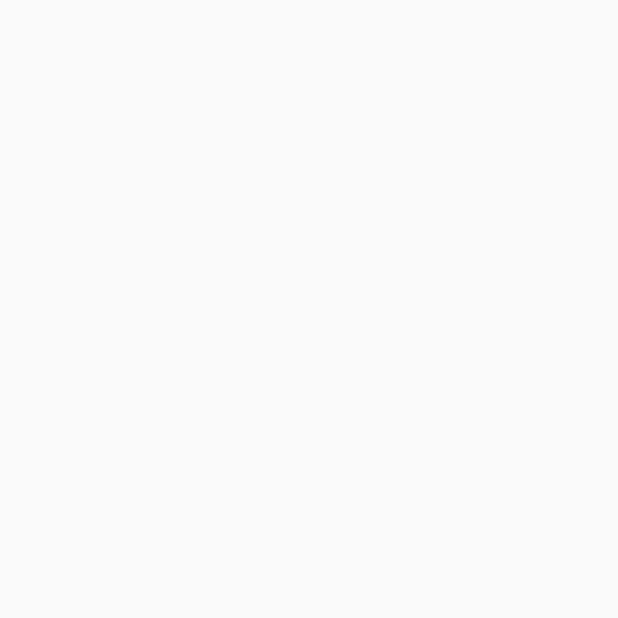
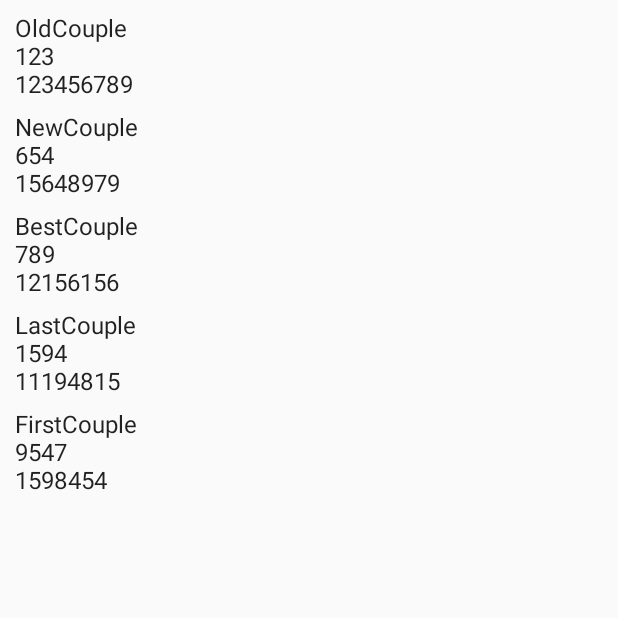
Before and after one commit to Muzafferus/weddinganniversary, an Android app built with Jetpack Compose: the screen it shows after launch (MainActivity), on a phone screen of 412 x 824 dp, the top half of it. Before the commit the part shown is empty. Run offline under Robolectric (Android 15) with nearby library versions, the phone set to English and light mode, and no system bars; our stand-ins replace Dagger/Hilt's generated code.

Commit message:
Home Screen data empty list and simple data show for array

```diff
--- a/app/src/main/java/com/muzafferus/weddinganniversary/data/repository/DataStoreOperationsImpl.kt
+++ b/app/src/main/java/com/muzafferus/weddinganniversary/data/repository/DataStoreOperationsImpl.kt
@@ -11,7 +11,13 @@ class DataStoreOperationsImpl(context: Context) : DataStoreOperations {
     override fun getCoupleDataState(): Flow<ArrayList<CoupleData>> {
         val flowValue: Flow<ArrayList<CoupleData>>
         return flow {
-            emit(arrayListOf(CoupleData("CoupleName", "CoupleId", "123456789")))
+            emit(arrayListOf(
+                CoupleData("OldCouple", "123", "123456789"),
+                CoupleData("NewCouple", "654", "15648979"),
+                CoupleData("BestCouple", "789", "12156156"),
+                CoupleData("LastCouple", "1594", "11194815"),
+                CoupleData("FirstCouple", "9547", "1598454"),
+            ))
         }
     }
 }
--- a/app/src/main/java/com/muzafferus/weddinganniversary/presentation/screens/home/HomeScreen.kt
+++ b/app/src/main/java/com/muzafferus/weddinganniversary/presentation/screens/home/HomeScreen.kt
@@ -1,7 +1,127 @@
 package com.muzafferus.weddinganniversary.presentation.screens.home
 
+import android.content.res.Configuration
+import androidx.compose.foundation.isSystemInDarkTheme
+import androidx.compose.foundation.layout.*
+import androidx.compose.foundation.lazy.LazyColumn
+import androidx.compose.foundation.lazy.items
+import androidx.compose.material.ContentAlpha
+import androidx.compose.material.Icon
+import androidx.compose.material.MaterialTheme
+import androidx.compose.material.Text
 import androidx.compose.runtime.Composable
+import androidx.compose.runtime.collectAsState
+import androidx.compose.runtime.getValue
+import androidx.compose.ui.Alignment
+import androidx.compose.ui.Modifier
+import androidx.compose.ui.draw.alpha
+import androidx.compose.ui.res.painterResource
+import androidx.compose.ui.res.stringResource
+import androidx.compose.ui.text.font.FontWeight
+import androidx.compose.ui.text.style.TextAlign
+import androidx.compose.ui.tooling.preview.Preview
+import androidx.hilt.navigation.compose.hiltViewModel
 import androidx.navigation.NavHostController
+import com.muzafferus.weddinganniversary.R
+import com.muzafferus.weddinganniversary.domain.model.CoupleData
+import com.muzafferus.weddinganniversary.ui.theme.DarkGray
+import com.muzafferus.weddinganniversary.ui.theme.LightGray
+import com.muzafferus.weddinganniversary.ui.theme.NETWORK_ERROR_ICON_HEIGHT
+import com.muzafferus.weddinganniversary.ui.theme.SMALL_PADDING
 
 @Composable
-fun HomeScreen (navController: NavHostController){}
+fun HomeScreen(
+    navController: NavHostController,
+    homeViewModel: HomeViewModel = hiltViewModel()
+) {
+    val coupleDataCompleted by homeViewModel.coupleData.collectAsState()
+
+    if (coupleDataCompleted.isEmpty()) {
+        EmptyList()
+    } else {
+        ListContent(coupleDataCompleted)
+    }
+}
+
+@Composable
+fun EmptyList() {
+    EmptyContent(
+        alphaAnim = ContentAlpha.disabled,
+        icon = R.drawable.ic_network_error,
+        message = "List is empty"
+    )
+}
+
+@Composable
+fun EmptyContent(
+    alphaAnim: Float,
+    icon: Int,
+    message: String
+) {
+    Column(
+        modifier = Modifier
+            .fillMaxSize(),
+        horizontalAlignment = Alignment.CenterHorizontally,
+        verticalArrangement = Arrangement.Center
+    ) {
+        Icon(
+            modifier = Modifier
+                .size(NETWORK_ERROR_ICON_HEIGHT)
+                .alpha(alpha = alphaAnim),
+            painter = painterResource(id = icon),
+            contentDescription = stringResource(id = R.string.network_error_icon),
+            tint = if (isSystemInDarkTheme()) LightGray else DarkGray
+        )
+        Text(
+            modifier = Modifier
+                .padding(top = SMALL_PADDING)
+                .alpha(alpha = alphaAnim),
+            text = message,
+            color = if (isSystemInDarkTheme()) LightGray else DarkGray,
+            textAlign = TextAlign.Center,
+            fontWeight = FontWeight.Medium,
+            fontSize = MaterialTheme.typography.subtitle1.fontSize
+        )
+
+    }
+}
+
+
+@Composable
+fun ListContent(data: ArrayList<CoupleData>) {
+    LazyColumn(
+        contentPadding = PaddingValues(all = SMALL_PADDING),
+        verticalArrangement = Arrangement.spacedBy(SMALL_PADDING)
+    ) {
+        items(data) { couple ->
+            CoupleItem(couple)
+        }
+    }
+}
+
+@Composable
+fun CoupleItem(data: CoupleData) {
+    Text(text = data.coupleNames)
+    Text(text = data.coupleId)
+    Text(text = data.coupleWeddingDate)
+}
+
+@Composable
+@Preview(showBackground = true)
+fun EmptyScreenPreview() {
+    EmptyContent(
+        alphaAnim = ContentAlpha.disabled,
+        icon = R.drawable.ic_network_error,
+        message = "Internet Unavailable."
+    )
+}
+
+@Composable
+@Preview(showBackground = true, uiMode = Configuration.UI_MODE_NIGHT_YES)
+fun EmptyScreenDarkPreview() {
+    EmptyContent(
+        alphaAnim = ContentAlpha.disabled,
+        icon = R.drawable.ic_network_error,
+        message = "Internet Unavailable."
+    )
+}
```
